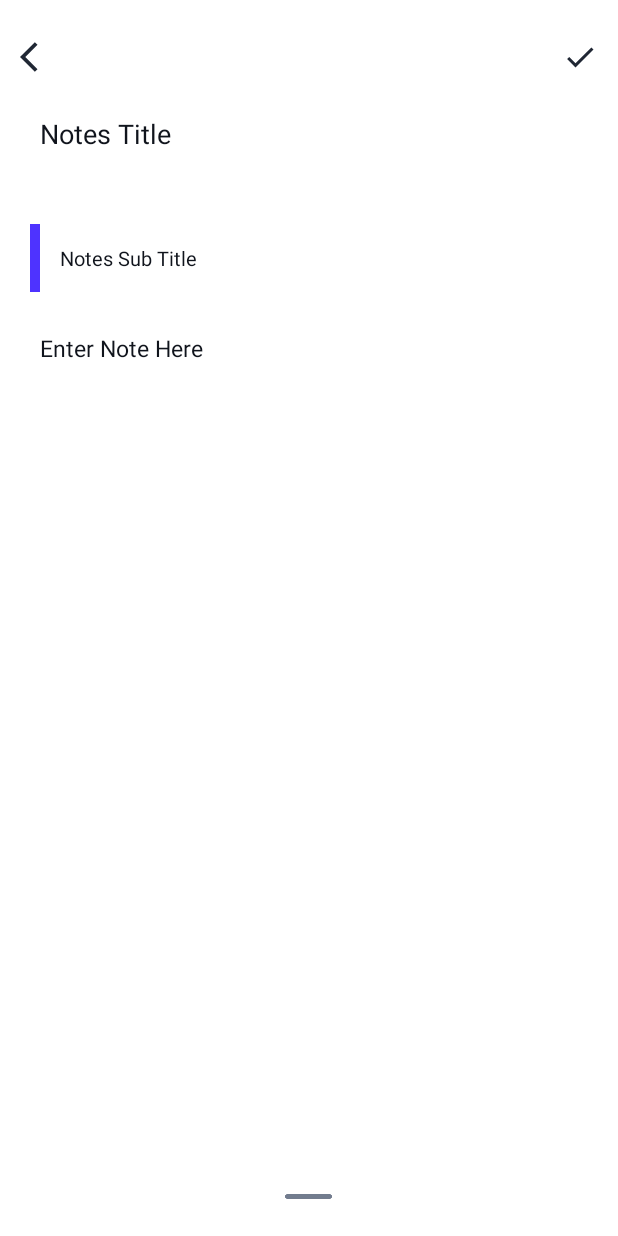
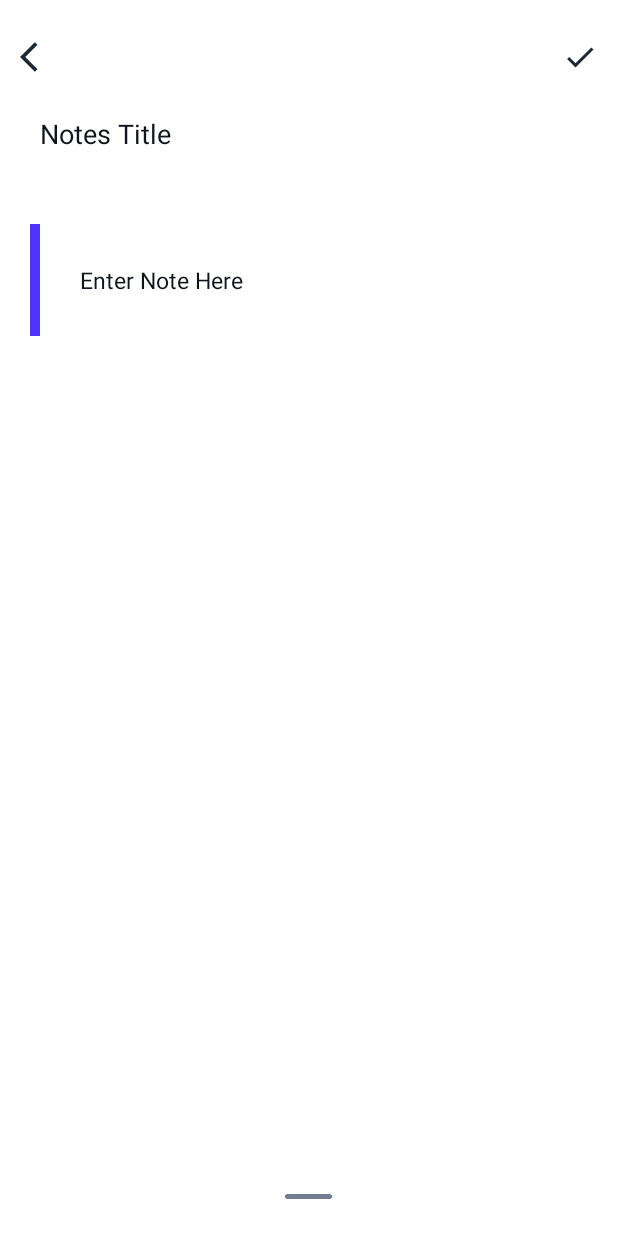
Before and after one commit to nunfilipe/CMTP, an Android app: the layout fragment_create_note.xml on its own in the app's theme, with its tools: preview values and no code run, on a phone screen of 412 x 824 dp. Run offline under Robolectric (Android 15) with nearby library versions, the phone set to English and light mode, and no system bars.

Commit message:
Layout map

```diff
--- a/app/src/main/java/ipvc/estg/cmtp1/db/NoteDB.kt
+++ b/app/src/main/java/ipvc/estg/cmtp1/db/NoteDB.kt
@@ -79,7 +79,7 @@ public abstract class NoteDB : RoomDatabase() {
                     , "note_database"
                 ).build()
             }
-            return notesDatabase!!
+            return notesDatabase
         }
     }
 /*companion object {
--- a/app/src/main/java/ipvc/estg/cmtp1/fragments/MapFragment.kt
+++ b/app/src/main/java/ipvc/estg/cmtp1/fragments/MapFragment.kt
@@ -84,7 +84,7 @@ class MapFragment : Fragment(), OnMapReadyCallback {
             return
         }
 
-        googleMap?.uiSettings?.isZoomControlsEnabled = true
+        googleMap?.uiSettings?.isZoomControlsEnabled = true //button zoom
 
         googleMap?.isMyLocationEnabled = true
 
--- a/app/src/main/res/layout/fragment_create_note.xml
+++ b/app/src/main/res/layout/fragment_create_note.xml
@@ -73,7 +73,7 @@
         android:paddingLeft="@dimen/_10sdp"
         tools:ignore="RtlSymmetry" />
 
-    <LinearLayout
+<!--    <LinearLayout
         android:id="@+id/l1"
         android:layout_width="match_parent"
         android:layout_height="wrap_content"
@@ -105,7 +105,7 @@
             android:textColor="@color/ColorDarkBlack"
             android:textColorHint="@color/ColorDarkBlack"
             android:textSize="@dimen/_10ssp" />
-    </LinearLayout>
+    </LinearLayout>-->
 
     <RelativeLayout
         android:id="@+id/layoutImage"
@@ -154,34 +154,6 @@
         app:layout_constraintTop_toBottomOf="@id/layoutImage"
         android:orientation="vertical">
 
-    <LinearLayout
-        android:layout_width="match_parent"
-        android:layout_height="wrap_content"
-        android:gravity="center"
-        android:orientation="horizontal">
-        <EditText
-            android:id="@+id/etWebLink"
-            android:layout_width="match_parent"
-            android:layout_height="wrap_content"
-            android:layout_weight="1"
-            android:background="@null"
-            android:hint="@string/web_url"
-            android:inputType="textMultiLine"
-            android:padding="@dimen/_10sdp"
-            android:text="http://"
-            android:textColor="@color/ColorWhite"
-            android:textColorHint="@color/ColorGray"
-            android:textSize="@dimen/_12ssp" />
-        <ImageView
-            android:id="@+id/imgUrlDelete"
-            android:layout_width="@dimen/_24sdp"
-            android:layout_height="@dimen/_24sdp"
-            android:visibility="gone"
-            android:src="@drawable/ic_baseline_cancel_24" />
-    </LinearLayout>
-
-
-
         <LinearLayout
             android:layout_width="match_parent"
             android:layout_height="wrap_content"
@@ -189,7 +161,6 @@
             android:layout_marginTop="@dimen/_10sdp"
             android:gravity="end"
             android:orientation="horizontal">
-
 
             <Button
                 android:layout_width="wrap_content"
@@ -213,7 +184,6 @@
                 android:id="@+id/btnOk"
                 android:layout_marginLeft="@dimen/_5sdp" />
 
-
         </LinearLayout>
     </LinearLayout>
 
@@ -236,6 +206,24 @@
         app:layout_constraintStart_toStartOf="parent"
         app:layout_constraintTop_toBottomOf="@id/layoutWebUrl" />
 
+    <LinearLayout
+        android:id="@+id/l1"
+        android:layout_width="match_parent"
+        android:layout_height="wrap_content"
+        android:layout_margin="@dimen/_10sdp"
+        android:orientation="horizontal"
+        app:layout_constraintEnd_toEndOf="parent"
+        app:layout_constraintStart_toStartOf="parent"
+        app:layout_constraintTop_toBottomOf="@id/tvDateTime">
+
+    <View
+        android:id="@+id/colorView"
+        android:layout_width="@dimen/_5sdp"
+        android:layout_height="match_parent"
+        android:layout_marginStart="@dimen/_5sdp"
+        android:background="@color/ColorBlue"
+        android:layout_marginLeft="@dimen/_5sdp" />
+
     <EditText
         android:id="@+id/etNoteDesc"
         android:layout_width="match_parent"
@@ -251,6 +239,7 @@
         app:layout_constraintEnd_toEndOf="parent"
         app:layout_constraintStart_toStartOf="parent"
         app:layout_constraintTop_toBottomOf="@id/tvWebLink" />
+    </LinearLayout>
 
     <FrameLayout
         android:layout_width="match_parent"
--- a/app/src/main/res/layout/fragment_notes.xml
+++ b/app/src/main/res/layout/fragment_notes.xml
@@ -101,8 +101,6 @@
                 android:layout_height="wrap_content"
                 android:src="@drawable/ic_link"
                 app:tint="@color/ColorWhite" />
-
-
         </LinearLayout>
 
         <com.google.android.material.floatingactionbutton.FloatingActionButton
@@ -117,8 +115,6 @@
             app:layout_constraintBottom_toBottomOf="parent"
             app:layout_constraintEnd_toEndOf="parent"
             android:src="@drawable/ic_add"
-            android:layout_marginRight="@dimen/_20sdp"
             tools:ignore="ContentDescription" />
         </androidx.constraintlayout.widget.ConstraintLayout>
-
 </FrameLayout>
```
Also changed, not shown: app/src/main/java/ipvc/estg/cmtp1/adapter/NotesAdapter.kt (+0 -7 lines), app/src/main/java/ipvc/estg/cmtp1/fragments/CreateNoteFragment.kt (+39 -57 lines), app/src/main/java/ipvc/estg/cmtp1/fragments/NoteFragment.kt (+4 -4 lines), app/src/main/res/layout/activity_map_fragment.xml (+11 -1 lines).
